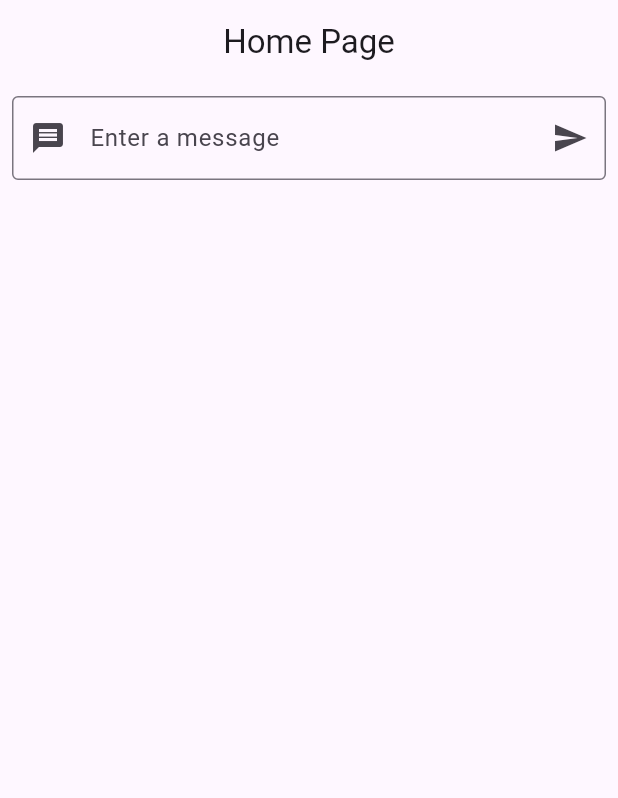
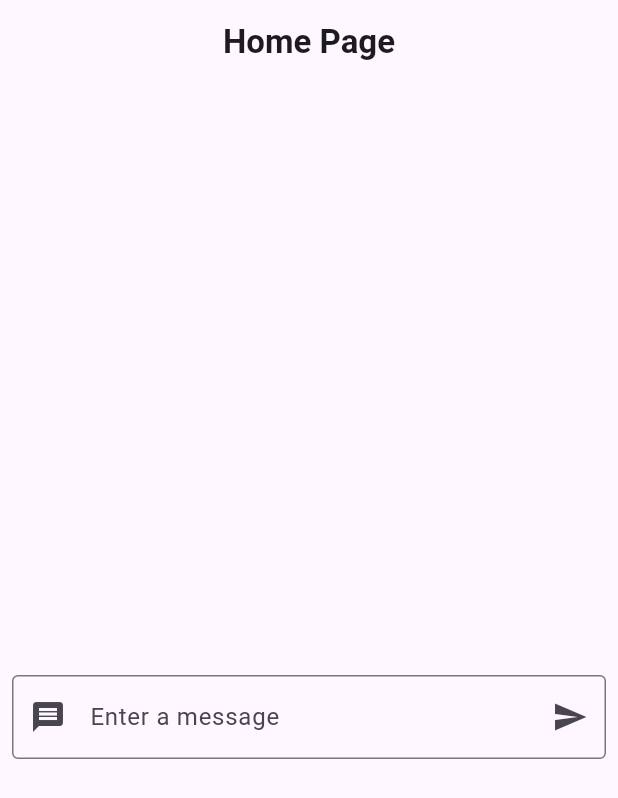
Before and after one commit to Vinald/Flutter_Projects, a Flutter app: the screen it shows after launch, on a phone screen of 412 x 824 dp. Shown: the top 798 px of the screen. Run offline on Flutter 3.47's test engine with Material 3 defaults, Android fonts, the phone set to English and light mode, and no system bars; our stand-ins replace flutter_spinkit.

Commit message:
post card

```diff
--- a/my_blog/lib/presentation/pages/home.dart
+++ b/my_blog/lib/presentation/pages/home.dart
@@ -1,4 +1,6 @@
 import 'package:flutter/material.dart';
+import 'package:my_blog/presentation/services/post_card.dart';
+import 'package:my_blog/presentation/widgets/post_widget.dart';
 import 'package:my_blog/presentation/widgets/text_input_widget.dart';
 
 class Home extends StatefulWidget {
@@ -9,25 +11,30 @@ class Home extends StatefulWidget {
 }
 
 class _HomeState extends State<Home> {
-  String message = '';
+  List<Post> posts = [];
 
-  void changeMessage(String newMessage) {
+  void newPost(String message) {
     setState(() {
-      message = newMessage;
+      posts.add(
+        Post(title: message, content: 'Content of $message', author: 'Vinald'),
+      );
     });
   }
 
   @override
   Widget build(BuildContext context) {
     return Scaffold(
-      appBar: AppBar(title: Text('Home Page'), centerTitle: true),
+      appBar: AppBar(
+        title: Text('Home Page', style: TextStyle(fontWeight: FontWeight.bold)),
+        centerTitle: true,
+      ),
       body: Padding(
         padding: const EdgeInsets.all(8.0),
         child: Column(
           children: [
-            TextInputWeight(callback: changeMessage),
+            Expanded(child: PostList(postItems: posts)),
             SizedBox(height: 20),
-            Text(message, style: TextStyle(fontSize: 24, color: Colors.blue)),
+            Expanded(child: TextInputWeight(callback: newPost)),
           ],
         ),
       ),
--- /dev/null
+++ b/my_blog/lib/presentation/widgets/post_widget.dart
@@ -0,0 +1,22 @@
+import 'package:flutter/material.dart';
+import 'package:my_blog/presentation/services/post_card.dart';
+
+class PostList extends StatefulWidget {
+  final List<Post> postItems;
+
+  const PostList({super.key, required this.postItems});
+
+  @override
+  State<PostList> createState() => _PostListState();
+}
+
+class _PostListState extends State<PostList> {
+  @override
+  Widget build(BuildContext context) {
+    return ListView(
+      children: widget.postItems.map((post) {
+        return PostCard(post: post);
+      }).toList(),
+    );
+  }
+}
```
Also changed, not shown: my_blog/lib/presentation/services/post_card.dart (added, +73 -0 lines).
